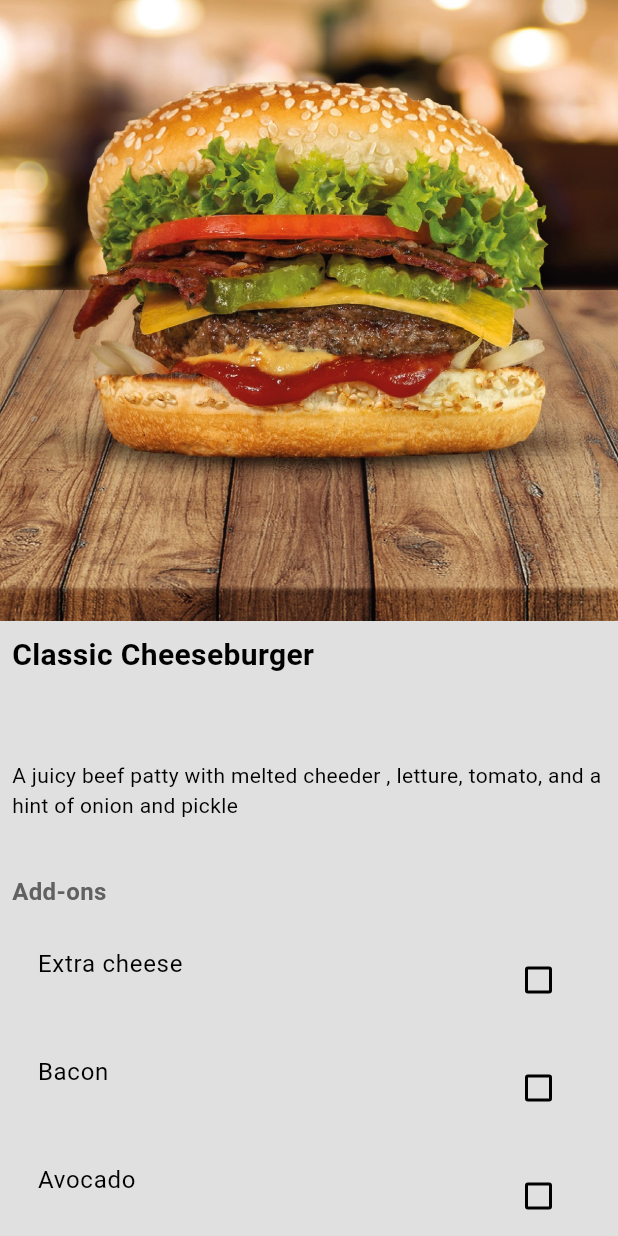
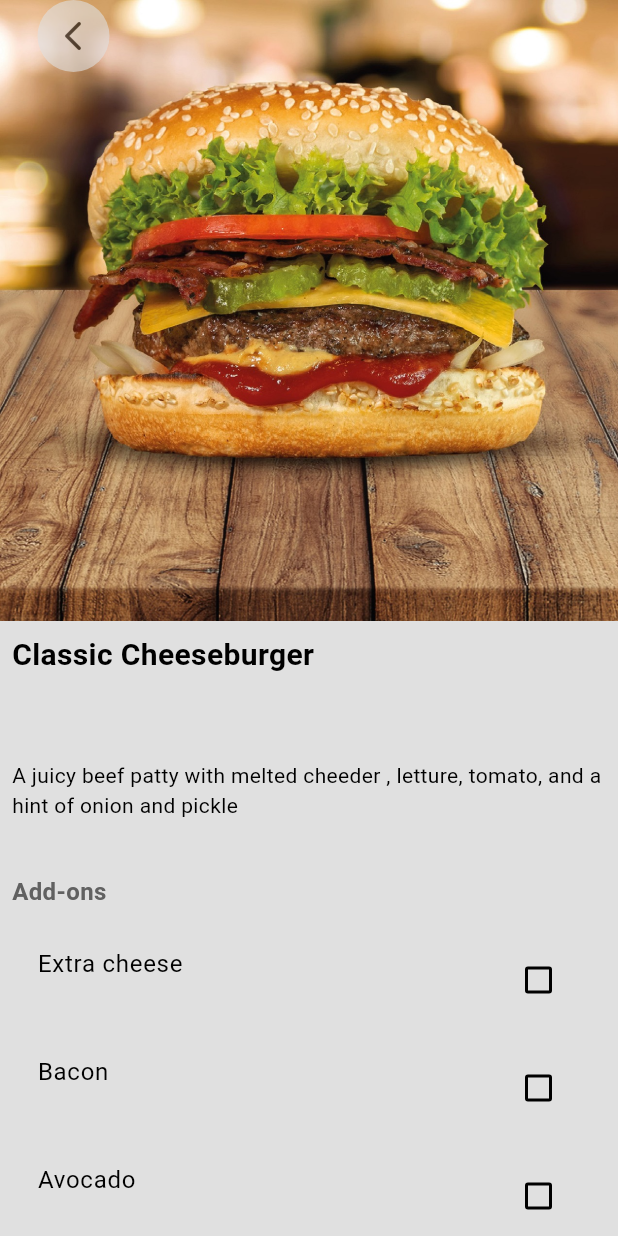
Before and after one commit to Nimdinu-Weerathunga/Food_Delivery_App_w_Backend, a Flutter app: the HomePage screen opened directly, after a tap on "Classic Cheeseburger", on a phone screen of 412 x 824 dp. Run offline on Flutter 3.47's test engine with Material 3 defaults, Android fonts, the phone set to English and light mode, and no system bars.

Commit message:
👌👌

```diff
--- /dev/null
+++ b/lib/models/cart_item.dart
@@ -0,0 +1,21 @@
+import 'package:food_delivery_app_w_backend/models/food.dart';
+
+class CartItem {
+  Food food;
+  List<Addon> selectedAddons;
+  int quantity;
+
+  CartItem({
+    required this.food,
+    required this.selectedAddons,
+    this.quantity = 1,
+  });
+
+  double get totalPrice {
+    double addonsPrice = selectedAddons.fold(
+      0,
+      (sum, addon) => sum + addon.price,
+    );
+    return (food.price + addonsPrice) * quantity;
+  }
+}
--- a/lib/pages/food_page.dart
+++ b/lib/pages/food_page.dart
@@ -1,6 +1,8 @@
 import 'package:flutter/material.dart';
 import 'package:food_delivery_app_w_backend/components/my_button.dart';
 import 'package:food_delivery_app_w_backend/models/food.dart';
+import 'package:food_delivery_app_w_backend/models/restaurant.dart';
+import 'package:provider/provider.dart';
 
 class FoodPage extends StatefulWidget {
   final Food food;
@@ -18,9 +20,29 @@ class FoodPage extends StatefulWidget {
 }
 
 class _FoodPageState extends State<FoodPage> {
+  // Function to add food to cart
+  void addToCart(Food food, Map<Addon, bool> selectedAddons) {
+    // close the current food page to go back to menu
+    Navigator.pop(context);
+
+    // get currently selected addons
+    List<Addon> currentlySelectedAddons = [];
+    for (Addon addon in widget.food.availableAddons) {
+      if (widget.selectedAddons[addon] == true) {
+        currentlySelectedAddons.add(addon);
+      }
+    }
+
+    // add food to cart in restaurant model
+    context.read<Restaurant>().addToCart(food, currentlySelectedAddons, 1);
+  }
+
   @override
   Widget build(BuildContext context) {
-    return Scaffold(
+    return Stack(
+      children: [
+        //scaffold
+        Scaffold(
           body: SingleChildScrollView(
             child: Column(
               children: [
@@ -35,7 +57,10 @@ class _FoodPageState extends State<FoodPage> {
                       //food name
                       Text(
                         widget.food.name,
-                    style: TextStyle(fontWeight: FontWeight.bold, fontSize: 20),
+                        style: TextStyle(
+                          fontWeight: FontWeight.bold,
+                          fontSize: 20,
+                        ),
                       ),
 
                       //food price
@@ -111,12 +136,36 @@ class _FoodPageState extends State<FoodPage> {
                 ),
 
                 //button to add cart
-            MyButton(onTap: () {}, text: "Add to Cart"),
+                MyButton(
+                  onTap: () => addToCart(widget.food, widget.selectedAddons),
+                  text: "Add to Cart",
+                ),
 
                 const SizedBox(height: 20),
               ],
             ),
           ),
+        ),
+
+        //back button
+        SafeArea(
+          child: Opacity(
+            opacity: 0.6,
+            child: Container(
+              margin: const EdgeInsets.only(left: 25),
+              decoration: BoxDecoration(
+                color: Theme.of(context).colorScheme.secondary,
+                shape: BoxShape.circle,
+              ),
+              child: IconButton(
+                icon: const Icon(Icons.arrow_back_ios_rounded),
+                onPressed: () => Navigator.pop(context),
+                color: Theme.of(context).colorScheme.onSecondary,
+              ),
+            ),
+          ),
+        ),
+      ],
     );
   }
 }
--- a/pubspec.yaml
+++ b/pubspec.yaml
@@ -35,6 +35,7 @@ dependencies:
   # Use with the CupertinoIcons class for iOS style icons.
   cupertino_icons: ^1.0.8
   provider: ^6.1.5
+  collection: ^1.19.1
 
 dev_dependencies:
   flutter_test:
```
Also changed, not shown: lib/models/restaurant.dart (+69 -1 lines), pubspec.lock. Lines whose indentation alone changed are shown as unchanged.
